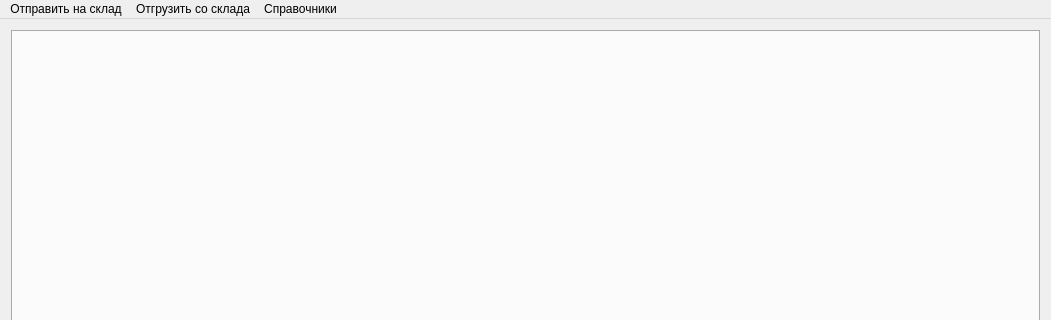
This is mainwindow.ui in Sergeyego/warehouse as Qt 5 draws it before an edit; both pictures show x 0 to 1051 and y 0 to 320 of the 1051 by 662 pixel window. The edited form follows.
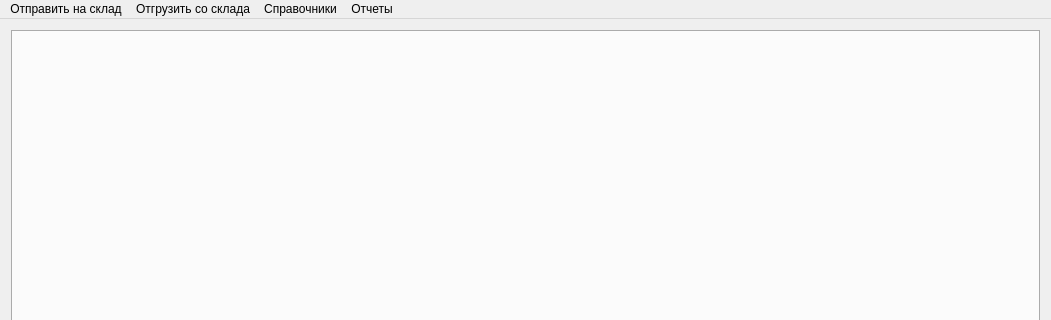
This is the edited form.

Patch:
```diff
--- a/mainwindow.ui
+++ b/mainwindow.ui
@@ -57,9 +57,17 @@
     </property>
     <addaction name="actionPoluch"/>
    </widget>
+   <widget class="QMenu" name="menu_4">
+    <property name="title">
+     <string>Отчеты</string>
+    </property>
+    <addaction name="actionBalance"/>
+    <addaction name="action_2"/>
+   </widget>
    <addaction name="menu"/>
    <addaction name="menu_2"/>
    <addaction name="menu_3"/>
+   <addaction name="menu_4"/>
   </widget>
   <action name="actionAcceptance">
    <property name="text">
```
Left out of the diff: 10 changed lines with no effect on the pictures.
